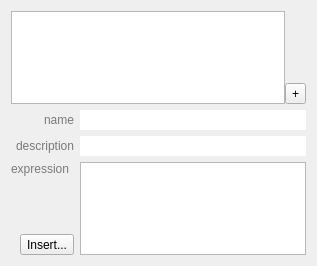
This is source/ui/AMChannelEditor.ui in acquaman/acquaman as Qt 5 draws it before an edit. The edited form follows.
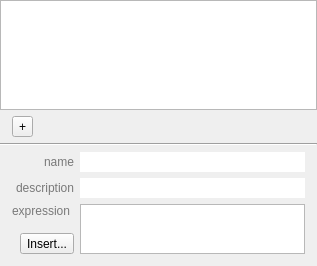
This is the edited form. Custom widgets are drawn as their Qt base class.

Commit message: fixed thumbnail bug now that MPlot doesn't rescale immediately; had to manually call MPlot::doDelayedAutoScale() before rendering.  Also improved usability of channel editor expression editing.

```diff
--- a/source/ui/AMChannelEditor.ui
+++ b/source/ui/AMChannelEditor.ui
@@ -10,53 +10,89 @@
     <height>266</height>
    </rect>
   </property>
+  <property name="sizePolicy">
+   <sizepolicy hsizetype="Preferred" vsizetype="Expanding">
+    <horstretch>0</horstretch>
+    <verstretch>0</verstretch>
+   </sizepolicy>
+  </property>
   <property name="windowTitle">
    <string>Form</string>
   </property>
   <layout class="QVBoxLayout" name="verticalLayout_2">
+   <property name="leftMargin">
+    <number>0</number>
+   </property>
+   <property name="topMargin">
+    <number>0</number>
+   </property>
+   <property name="rightMargin">
+    <number>0</number>
+   </property>
+   <property name="bottomMargin">
+    <number>12</number>
+   </property>
    <item>
-    <layout class="QHBoxLayout" name="horizontalLayout_2">
-     <property name="spacing">
+    <widget class="QTreeView" name="scanSetView">
+     <property name="alternatingRowColors">
+      <bool>true</bool>
+     </property>
+    </widget>
+   </item>
+   <item>
+    <layout class="QHBoxLayout" name="horizontalLayout">
+     <property name="leftMargin">
+      <number>12</number>
+     </property>
+     <property name="topMargin">
       <number>0</number>
      </property>
+     <property name="rightMargin">
+      <number>12</number>
+     </property>
      <item>
-      <widget class="QTreeView" name="scanSetView">
-       <property name="alternatingRowColors">
-        <bool>true</bool>
+      <widget class="QToolButton" name="addChannelButton">
+       <property name="text">
+        <string>+</string>
        </property>
       </widget>
      </item>
      <item>
-      <layout class="QVBoxLayout" name="verticalLayout_3">
-       <property name="rightMargin">
-        <number>0</number>
+      <spacer name="horizontalSpacer_2">
+       <property name="orientation">
+        <enum>Qt::Horizontal</enum>
        </property>
-       <item>
-        <spacer name="verticalSpacer">
-         <property name="orientation">
-          <enum>Qt::Vertical</enum>
-         </property>
-         <property name="sizeHint" stdset="0">
-          <size>
-           <width>20</width>
-           <height>40</height>
-          </size>
-         </property>
-        </spacer>
-       </item>
-       <item>
-        <widget class="QToolButton" name="addChannelButton">
-         <property name="text">
-          <string>+</string>
-         </property>
-        </widget>
-       </item>
-      </layout>
+       <property name="sizeHint" stdset="0">
+        <size>
+         <width>40</width>
+         <height>20</height>
+        </size>
+       </property>
+      </spacer>
      </item>
     </layout>
    </item>
+   <item>
+    <widget class="Line" name="line">
+     <property name="orientation">
+      <enum>Qt::Horizontal</enum>
+     </property>
+    </widget>
+   </item>
    <item>
     <layout class="QVBoxLayout" name="verticalLayout">
+     <property name="leftMargin">
+      <number>12</number>
+     </property>
+     <property name="topMargin">
+      <number>0</number>
+     </property>
+     <property name="rightMargin">
+      <number>12</number>
+     </property>
+     <property name="bottomMargin">
+      <number>0</number>
+     </property>
      <item>
       <layout class="QGridLayout" name="gridLayout_2">
        <property name="topMargin">
@@ -104,16 +140,6 @@
          </property>
         </widget>
        </item>
-       <item row="2" column="1">
-        <layout class="QHBoxLayout" name="horizontalLayout">
-         <property name="topMargin">
-          <number>0</number>
-         </property>
-         <item>
-          <widget class="QPlainTextEdit" name="expressionEdit"/>
-         </item>
-        </layout>
-       </item>
        <item row="2" column="0">
         <layout class="QVBoxLayout" name="verticalLayout_4">
          <item>
@@ -162,12 +188,41 @@
          </item>
         </layout>
        </item>
+       <item row="2" column="1">
+        <widget class="AMWrappingLineEdit" name="expressionEdit">
+         <property name="sizePolicy">
+          <sizepolicy hsizetype="Expanding" vsizetype="Preferred">
+           <horstretch>0</horstretch>
+           <verstretch>0</verstretch>
+          </sizepolicy>
+         </property>
+         <property name="maximumSize">
+          <size>
+           <width>16777215</width>
+           <height>50</height>
+          </size>
+         </property>
+         <property name="tabChangesFocus">
+          <bool>true</bool>
+         </property>
+         <property name="plainText">
+          <string notr="true"/>
+         </property>
+        </widget>
+       </item>
       </layout>
      </item>
     </layout>
    </item>
   </layout>
  </widget>
+ <customwidgets>
+  <customwidget>
+   <class>AMWrappingLineEdit</class>
+   <extends>QPlainTextEdit</extends>
+   <header>ui/AMWrappingLineEdit.h</header>
+  </customwidget>
+ </customwidgets>
  <resources/>
  <connections/>
 </ui>
```
The commit also changes 8 other files.
